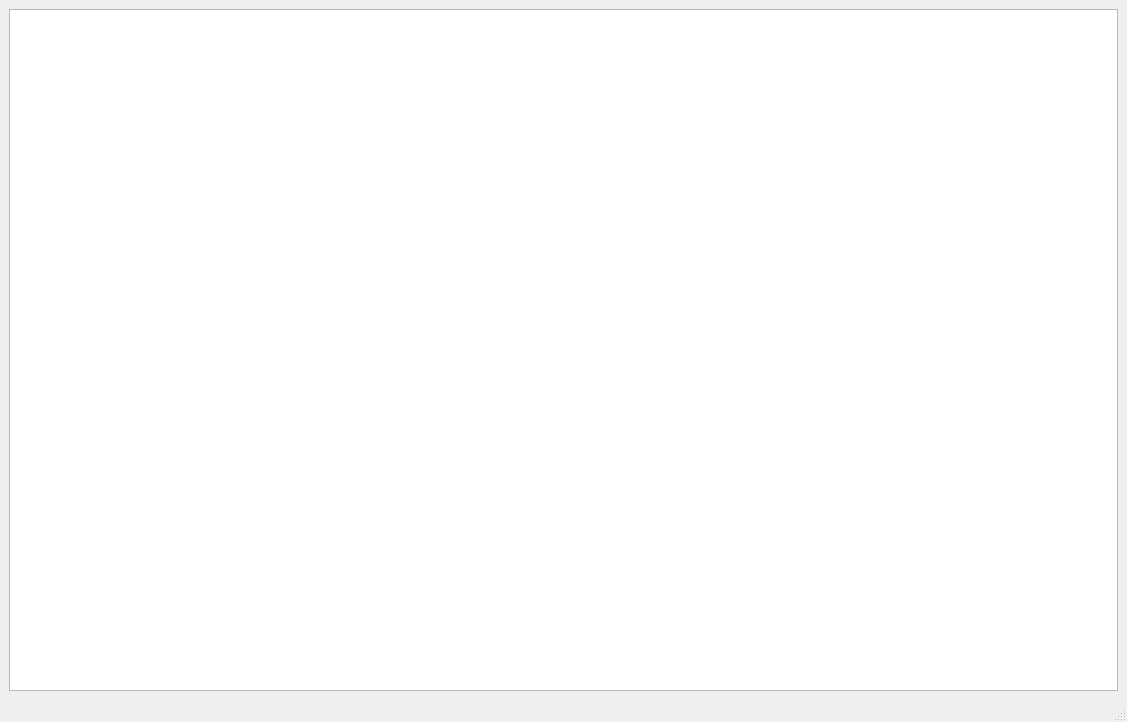
flamboyante/file-tools, file Pyqt5_UI/MainWindow_Frame.ui: the form before one commit.
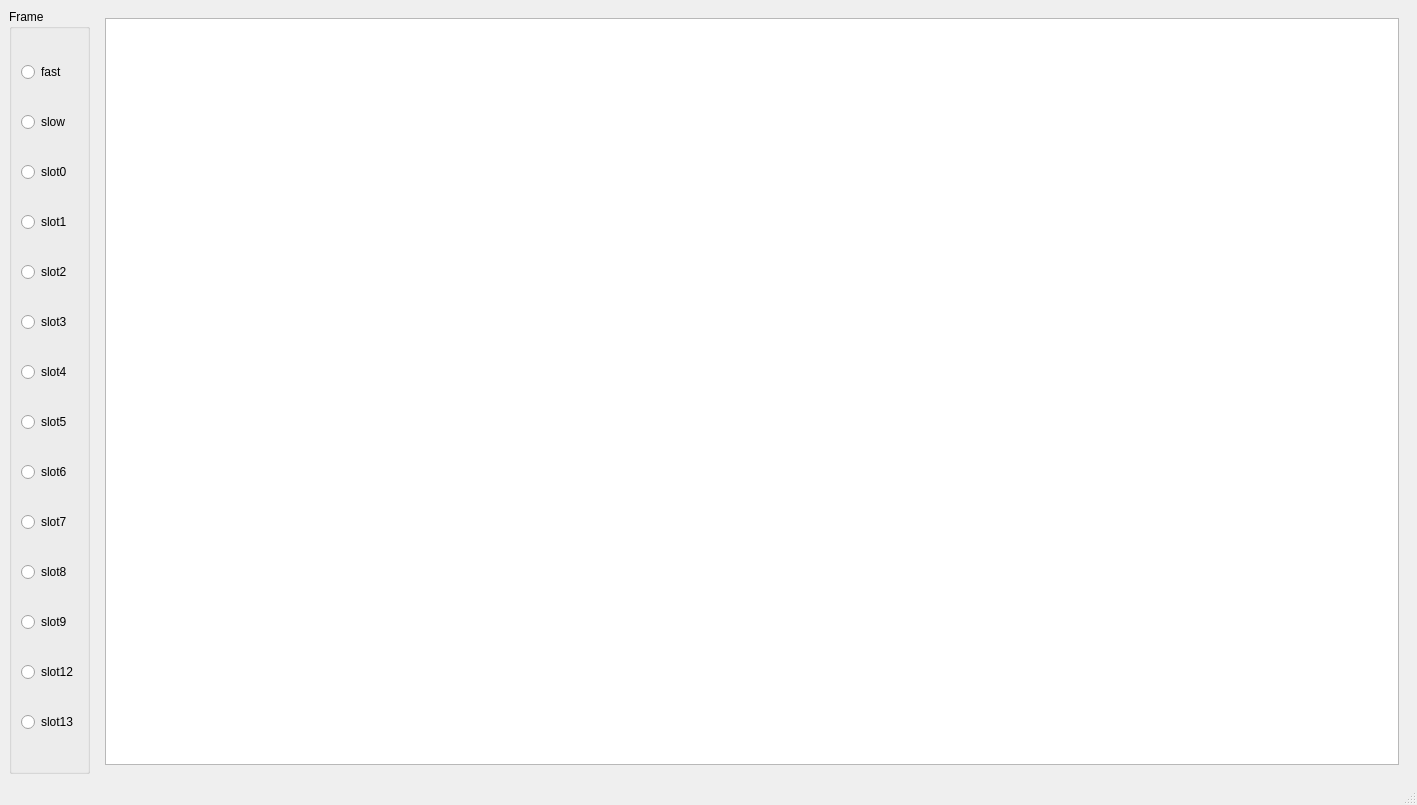
The form after the commit. Custom widgets are drawn as their Qt base class.

Commit message:
feat(JiangCan_Tools):重构 CAN 工具界面和功能
- 重新设计了 CAN工具的 UI 布局，增加了更多控制选项
- 添加了连续发送功能，支持自定义发送次数和间隔
-增加了快遥和慢遥两种发送模式
- 优化了设备打开和发送流程
- 更新了 MainWindow_Frame 界面，增加了新的 radio button 组件
-暂时只有一个HKJtableview

What changed in the file:
```diff
--- a/Pyqt5_UI/MainWindow_Frame.ui
+++ b/Pyqt5_UI/MainWindow_Frame.ui
@@ -6,17 +6,136 @@
    <rect>
     <x>0</x>
     <y>0</y>
-    <width>1127</width>
-    <height>722</height>
+    <width>1417</width>
+    <height>805</height>
    </rect>
   </property>
   <property name="windowTitle">
    <string>但是风好大发动机号</string>
   </property>
   <widget class="QWidget" name="centralwidget">
-   <layout class="QGridLayout" name="gridLayout">
-    <item row="0" column="0">
-     <widget class="HkjTableView" name="tableView"/>
+   <layout class="QHBoxLayout" name="horizontalLayout">
+    <item>
+     <widget class="QGroupBox" name="groupBox">
+      <property name="title">
+       <string>Frame</string>
+      </property>
+      <layout class="QVBoxLayout" name="verticalLayout">
+       <item>
+        <widget class="SiRadioButtonRefactor" name="radioButton_fast">
+         <property name="text">
+          <string>fast</string>
+         </property>
+        </widget>
+       </item>
+       <item>
+        <widget class="SiRadioButtonRefactor" name="radioButton_slow">
+         <property name="text">
+          <string>slow</string>
+         </property>
+        </widget>
+       </item>
+       <item>
+        <widget class="SiRadioButtonRefactor" name="radioButton_0">
+         <property name="text">
+          <string>slot0</string>
+         </property>
+        </widget>
+       </item>
+       <item>
+        <widget class="SiRadioButtonRefactor" name="radioButton_1">
+         <property name="text">
+          <string>slot1</string>
+         </property>
+        </widget>
+       </item>
+       <item>
+        <widget class="SiRadioButtonRefactor" name="radioButton_2">
+         <property name="text">
+          <string>slot2</string>
+         </property>
+        </widget>
+       </item>
+       <item>
+        <widget class="SiRadioButtonRefactor" name="radioButton_3">
+         <property name="text">
+          <string>slot3</string>
+         </property>
+        </widget>
+       </item>
+       <item>
+        <widget class="SiRadioButtonRefactor" name="radioButton_4">
+         <property name="text">
+          <string>slot4</string>
+         </property>
+        </widget>
+       </item>
+       <item>
+        <widget class="SiRadioButtonRefactor" name="radioButton_5">
+         <property name="text">
+          <string>slot5</string>
+         </property>
+        </widget>
+       </item>
+       <item>
+        <widget class="SiRadioButtonRefactor" name="radioButton_6">
+         <property name="text">
+          <string>slot6</string>
+         </property>
+        </widget>
+       </item>
+       <item>
+        <widget class="SiRadioButtonRefactor" name="radioButton_7">
+         <property name="text">
+          <string>slot7</string>
+         </property>
+        </widget>
+       </item>
+       <item>
+        <widget class="SiRadioButtonRefactor" name="radioButton_8">
+         <property name="text">
+          <string>slot8</string>
+         </property>
+        </widget>
+       </item>
+       <item>
+        <widget class="SiRadioButtonRefactor" name="radioButton_9">
+         <property name="text">
+          <string>slot9</string>
+         </property>
+        </widget>
+       </item>
+       <item>
+        <widget class="SiRadioButtonRefactor" name="radioButton_12">
+         <property name="text">
+          <string>slot12</string>
+         </property>
+        </widget>
+       </item>
+       <item>
+        <widget class="SiRadioButtonRefactor" name="radioButton_13">
+         <property name="text">
+          <string>slot13</string>
+         </property>
+        </widget>
+       </item>
+      </layout>
+     </widget>
+    </item>
+    <item>
+     <widget class="QStackedWidget" name="stackedWidget">
+      <property name="currentIndex">
+       <number>0</number>
+      </property>
+      <widget class="QWidget" name="page">
+       <layout class="QGridLayout" name="gridLayout">
+        <item row="0" column="0">
+         <widget class="HkjTableView" name="tableView"/>
+        </item>
+       </layout>
+      </widget>
+      <widget class="QWidget" name="page_2"/>
+     </widget>
     </item>
    </layout>
   </widget>
@@ -38,6 +157,11 @@
    <extends>QTableView</extends>
    <header location="global">HkjView.HkjTableView</header>
   </customwidget>
+  <customwidget>
+   <class>SiRadioButtonRefactor</class>
+   <extends>QRadioButton</extends>
+   <header location="global">siui.components.button</header>
+  </customwidget>
  </customwidgets>
  <resources/>
  <connections/>
```
Left out of the diff: 2 changed lines with no effect on the pictures. The commit also changes 6 other files.
